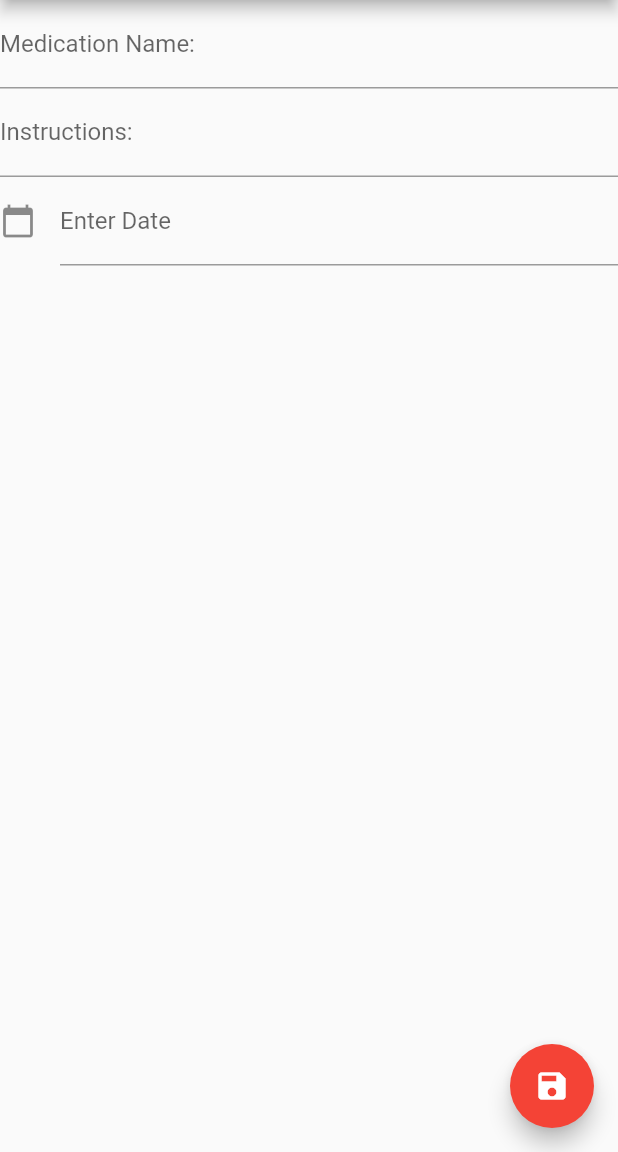
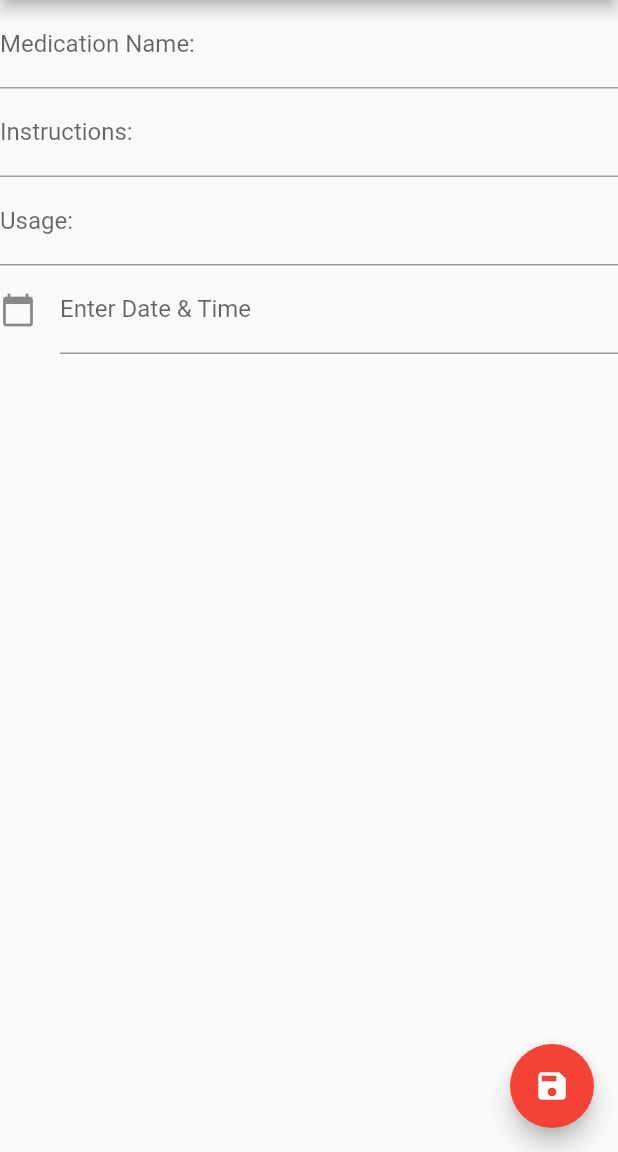
Before and after one commit to preet-panchal/EasyMed, a Flutter app: the ReminderForm screen opened directly with empty values, on a phone screen of 412 x 824 dp, the part 84-1236 px from its top. Run offline on Flutter 3.47's test engine with Material 2 defaults, Android fonts, the phone set to English and light mode, and no system bars; drawn by our look-alikes of datetime_picker_formfield; our stand-ins replace cloud_firestore, firebase_auth, firebase_core, flutter_local_notifications, font_awesome_flutter, google_sign_in and 2 more; accounts and stored records are empty.

Commit message:
Fix data model.

```diff
--- a/reminder/lib/controller/add_reminder.dart
+++ b/reminder/lib/controller/add_reminder.dart
@@ -2,7 +2,7 @@ import 'dart:math';
 import 'package:intl/intl.dart';
 import 'package:flutter/material.dart';
 import 'package:reminder/model/reminder.dart';
-
+import 'package:datetime_picker_formfield/datetime_picker_formfield.dart';
 import '../model/reminder_model.dart';
 import 'notifications.dart';
 import 'package:timezone/timezone.dart' as tz;
@@ -26,6 +26,7 @@ class _ReminderFormState extends State<ReminderForm> {
 
   var _reminderName;
   var _reminderIntructions;
+  var _reminderUsage;
   var _lastInsertedId = 0;
   var _model = ReminderModel();
   var _replaceId;
@@ -46,6 +47,7 @@ class _ReminderFormState extends State<ReminderForm> {
   Widget build(BuildContext context) {
     // TODO: implement build
     _notifications.init();
+    final format = DateFormat('yyyy-MM-dd HH:mm');
     return Scaffold(
       appBar: AppBar(
         title: Text(title),
@@ -65,8 +67,9 @@ class _ReminderFormState extends State<ReminderForm> {
               },
             ),
             TextFormField(
-              initialValue:
-              widget.reminder.instructions == null ? "" : widget.reminder.instructions,
+              initialValue: widget.reminder.instructions == null
+                  ? ""
+                  : widget.reminder.instructions,
               decoration: const InputDecoration(
                 labelText: "Instructions:",
               ),
@@ -74,36 +77,74 @@ class _ReminderFormState extends State<ReminderForm> {
                 _reminderIntructions = value;
               },
             ),
-            TextField(
-              controller: dateInput,
-              //editing controller of this TextField
+            TextFormField(
+              keyboardType: TextInputType.multiline,
+              minLines: 1,
+              maxLines: 10,
+              initialValue:
+                  widget.reminder.usage == null ? "" : widget.reminder.usage,
+              decoration: const InputDecoration(
+                labelText: "Usage:",
+              ),
+              onChanged: (value) {
+                _reminderUsage = value;
+              },
+            ),
+            // TextField(
+            //   controller: dateInput,
+            //   //editing controller of this TextField
+            //   decoration: const InputDecoration(
+            //       icon: Icon(Icons.calendar_today), //icon of text field
+            //       labelText: "Enter Date" //label text of field
+            //       ),
+            //   readOnly: true,
+            //   //set it true, so that user will not able to edit text
+            //   onTap: () async {
+            //     DateTime? pickedDate = await showDatePicker(
+            //         context: context,
+            //         initialDate: DateTime.now(),
+            //         firstDate: DateTime.now(),
+            //         lastDate: DateTime(2100));
+            //
+            //     if (pickedDate != null) {
+            //       print(
+            //           pickedDate); //pickedDate output format => 2021-03-10 00:00:00.000
+            //       String formattedDate =
+            //           DateFormat('yyyy-MM-dd').format(pickedDate);
+            //       print(
+            //           formattedDate); //formatted date output using intl package =>  2021-03-16
+            //       setState(() {
+            //         dateInput.text =
+            //             formattedDate; //set output date to TextField value.
+            //       });
+            //     } else {}
+            //   },
+            // ),
+            DateTimeField(
+              format: format,
               decoration: const InputDecoration(
                   icon: Icon(Icons.calendar_today), //icon of text field
-                  labelText: "Enter Date" //label text of field
+                  labelText: "Enter Date & Time" //label text of field
                   ),
-              readOnly: true,
-              //set it true, so that user will not able to edit text
-              onTap: () async {
-                DateTime? pickedDate = await showDatePicker(
+              onShowPicker: (context, currentValue) async {
+                final date = await showDatePicker(
                     context: context,
-                    initialDate: DateTime.now(),
-                    firstDate: DateTime.now(),
+                    initialDate: currentValue ?? DateTime.now(),
+                    firstDate: DateTime(1900),
                     lastDate: DateTime(2100));
-
-                if (pickedDate != null) {
-                  print(
-                      pickedDate); //pickedDate output format => 2021-03-10 00:00:00.000
-                  String formattedDate =
-                      DateFormat('yyyy-MM-dd').format(pickedDate);
-                  print(
-                      formattedDate); //formatted date output using intl package =>  2021-03-16
-                  setState(() {
-                    dateInput.text =
-                        formattedDate; //set output date to TextField value.
-                  });
-                } else {}
+                if (date != null) {
+                  final time = await showTimePicker(
+                      context: context,
+                      initialTime: TimeOfDay.fromDateTime(
+                          currentValue ?? DateTime.now()));
+                  widget.reminder.date = "${date.year}-${date.month}-${date.day}";
+                  widget.reminder.time = "${time?.hour}:${time?.minute}";
+                  return DateTimeField.combine(date, time);
+                } else {
+                  return currentValue;
+                }
               },
-            )
+            ),
           ],
         ),
       ),
@@ -120,12 +161,13 @@ class _ReminderFormState extends State<ReminderForm> {
   }
 
   Future _addReminder() async {
-    Random random = new Random();
-    int randomNumber = random.nextInt(10000);
     Reminder reminder = Reminder(
         id: widget.reminder.id,
         name: widget.reminder.name,
-        instructions: widget.reminder.instructions);
+        instructions: widget.reminder.instructions,
+        usage: widget.reminder.usage,
+        date: widget.reminder.date,
+        time: widget.reminder.time);
     _lastInsertedId = await _model.insertReminder(reminder);
     print("Grade Inserted: $_lastInsertedId, ${reminder.toString()}");
   }
--- a/reminder/lib/model/local_db_utils.dart
+++ b/reminder/lib/model/local_db_utils.dart
@@ -1,15 +1,14 @@
 import 'package:sqflite/sqflite.dart';
 import 'package:path/path.dart' as path;
 
-class DBUtils{
-  static Future init() async{
+class DBUtils {
+  static Future init() async {
     //set up the database
     var database = openDatabase(
       path.join(await getDatabasesPath(), 'reminder_manager.db'),
-      onCreate: (db, version){
+      onCreate: (db, version) {
         db.execute(
-            'CREATE TABLE reminder_items(id INTEGER PRIMARY KEY,name TEXT, instructions TEXT)'
-        );
+            'CREATE TABLE reminder_items(id INTEGER PRIMARY KEY,name TEXT, instructions TEXT, usage TEXT, date TEXT, time TEXT)');
       },
       version: 1,
     );
--- a/reminder/lib/model/reminder.dart
+++ b/reminder/lib/model/reminder.dart
@@ -6,26 +6,40 @@ class Reminder {
   int? id;
   String? name;
   String? instructions;
+  String? usage;
+  String? date;
+  String? time;
 
-  Reminder({this.id, this.name, this.instructions});
+  Reminder(
+      {this.id,
+      this.name,
+      this.instructions,
+      this.usage,
+      this.date,
+      this.time});
 
   factory Reminder.fromMap(Map map) {
     return Reminder(
-      id: map['id'],
-      name: map['name'],
-      instructions: map['instructions'],
-    );
+        id: map['id'],
+        name: map['name'],
+        instructions: map['instructions'],
+        usage: map['usage'],
+        date: map['date'],
+        time: map['time']);
   }
 
-  Map<String,Object?> toMap() {
+  Map<String, Object?> toMap() {
     return {
-      'id':id,
-      'name':name,
-      'instructions':instructions
+      'id': id,
+      'name': name,
+      'instructions': instructions,
+      'usage': usage,
+      'date': date,
+      'time': time
     };
   }
 
   String toString() {
-    return "Reminder[id: $id], name: $name, instruction: $instructions";
+    return "Reminder[id: $id], name: $name, instruction: $instructions, usage: $usage, date: $date, time: $time";
   }
 }
--- a/reminder/lib/view/reminder_list.dart
+++ b/reminder/lib/view/reminder_list.dart
@@ -62,9 +62,8 @@ class _ReminderListState extends State<ReminderList> {
           // ),
           IconButton(
             onPressed: () {
-              Navigator.push(
-                  context, MaterialPageRoute(builder: (context) => SearchTable())
-              );
+              Navigator.push(context,
+                  MaterialPageRoute(builder: (context) => SearchTable()));
               final snackText = 'Medications list pulled from Firebase.';
               final snackBar = SnackBar(
                 duration: Duration(days: 365),
@@ -100,7 +99,7 @@ class _ReminderListState extends State<ReminderList> {
             return GestureDetector(
                 child: Container(
                     child: ListTile(
-              title: Text(_reminderList[index].name),
+                      title: Text("${_reminderList[index].time} - ${_reminderList[index].name}"),
                       subtitle: Text(_reminderList[index].instructions),
                       selected: index == selectedIndex,
                       selectedTileColor: Colors.redAccent,
--- a/reminder/pubspec.yaml
+++ b/reminder/pubspec.yaml
@@ -58,6 +58,7 @@ dev_dependencies:
   flutter_lints: ^2.0.0
   timezone:
   flutter_local_notifications:
+  datetime_picker_formfield: ^2.0.1
 
 # For information on the generic Dart part of this file, see the
 # following page: https://dart.dev/tools/pub/pubspec
```
Also changed, not shown: reminder/pubspec.lock. Lines whose indentation alone changed are shown as unchanged.
